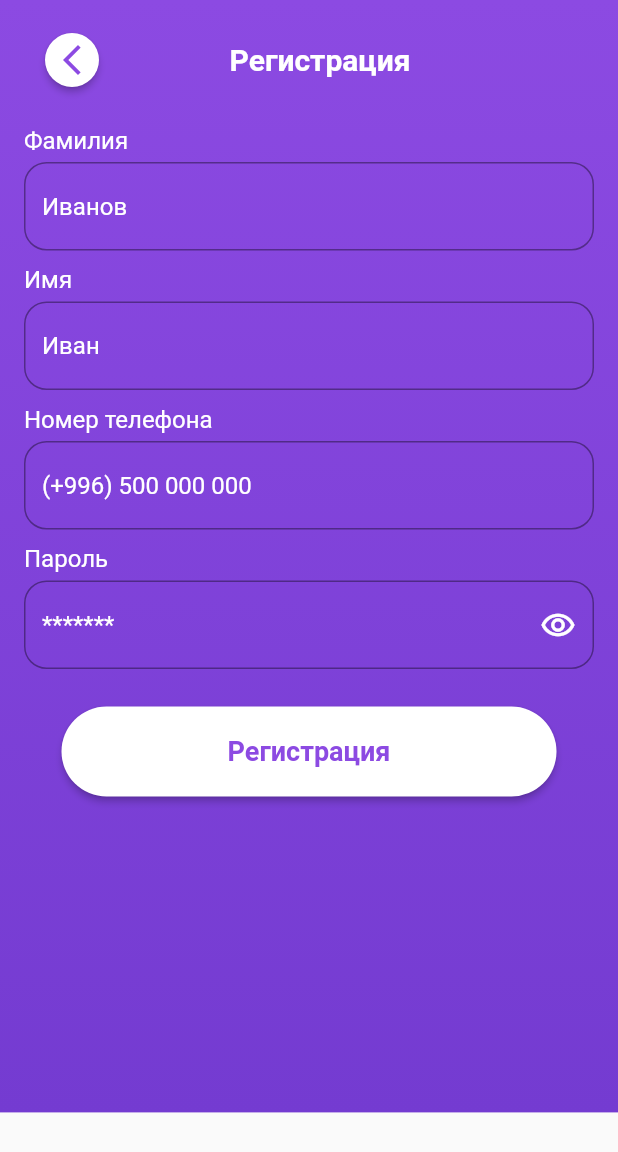
After one commit to VladislavA966/flutter_app, a Flutter app: the screen it shows after launch, on a phone screen of 412 x 824 dp. The commit adds this screen. Shown: the top 1152 px of the screen. Run offline on Flutter 3.47's test engine with Material 2 defaults, Android fonts, the phone set to English and light mode, and no system bars.

Commit message:
first commit

```diff
--- a/lib/main.dart
+++ b/lib/main.dart
@@ -1,6 +1,5 @@
 import 'package:flutter/material.dart';
-import 'package:flutter_application_5/app_fonts/app_colors.dart';
-import 'package:flutter_application_5/widgets/home_page.dart';
+import 'package:flutter_application_5/widgets/registration_page.dart';
 
 void main() {
   runApp(MyApp());
@@ -11,6 +10,6 @@ class MyApp extends StatelessWidget {
 
   @override
   Widget build(BuildContext context) {
-    return MaterialApp(home: HomePage());
+    return MaterialApp(home: RegistrationScreen());
   }
 }
--- /dev/null
+++ b/lib/widgets/registration_page.dart
@@ -0,0 +1,93 @@
+import 'package:flutter/material.dart';
+import 'package:flutter_application_5/app_fonts/app_colors.dart';
+import 'package:flutter_application_5/app_fonts/app_fonts.dart';
+import 'package:flutter_application_5/widgets/custom_button.dart';
+import 'package:flutter_application_5/widgets/custom_tex.dart';
+import 'package:flutter_application_5/widgets/custom_textfield.dart';
+
+class RegistrationScreen extends StatelessWidget {
+  const RegistrationScreen({super.key});
+
+  @override
+  Widget build(BuildContext context) {
+    return Scaffold(
+      body: SingleChildScrollView(
+        child: SizedBox(
+          height: MediaQuery.of(context).size.height * 0.9,
+          child: Container(
+            height: double.infinity,
+            decoration: BoxDecoration(
+                gradient: LinearGradient(
+                    colors: [AppColors.bgViolet1, AppColors.bgViolet2],
+                    begin: Alignment.topCenter,
+                    end: Alignment.bottomCenter)),
+            child: SafeArea(
+              child: Padding(
+                padding: const EdgeInsets.all(16),
+                child: Column(
+                  crossAxisAlignment: CrossAxisAlignment.start,
+                  children: [
+                    Row(
+                      children: [
+                        ElevatedButton(
+                          onPressed: () {},
+                          style: ElevatedButton.styleFrom(
+                              shape: CircleBorder(),
+                              backgroundColor: AppColors.customWhite),
+                          child: Icon(
+                            Icons.arrow_back_ios_new,
+                            color: AppColors.bgViolet1,
+                          ),
+                        ),
+                        SizedBox(
+                          width: 73,
+                        ),
+                        Text(
+                          'Регистрация',
+                          style: AppFonts.w600s20,
+                        )
+                      ],
+                    ),
+                    SizedBox(height: 20),
+                    const CustomText(
+                      text: 'Фамилия',
+                    ),
+                    SizedBox(height: 5),
+                    CustomTextField(hintText: 'Иванов'),
+                    SizedBox(height: 10),
+                    const CustomText(
+                      text: 'Имя',
+                    ),
+                    SizedBox(height: 5),
+                    CustomTextField(hintText: 'Иван'),
+                    SizedBox(height: 10),
+                    const CustomText(text: 'Номер телефона'),
+                    SizedBox(height: 5),
+                    CustomTextField(hintText: '(+996) 500 000 000'),
+                    SizedBox(height: 10),
+                    const CustomText(text: 'Пароль'),
+                    SizedBox(height: 5),
+                    CustomTextField(
+                      hintText: '*******',
+                      suffixWidget: IconButton(
+                          onPressed: () {},
+                          icon: Icon(
+                            Icons.remove_red_eye_outlined,
+                            color: AppColors.customWhite,
+                          )),
+                    ),
+                    Padding(
+                      padding: const EdgeInsets.symmetric(
+                          horizontal: 25, vertical: 25),
+                      child: CustomButtonn(),
+                    ),
+                  ],
+                ),
+              ),
+            ),
+          ),
+        ),
+      ),
+    );
+  }
+}
```
